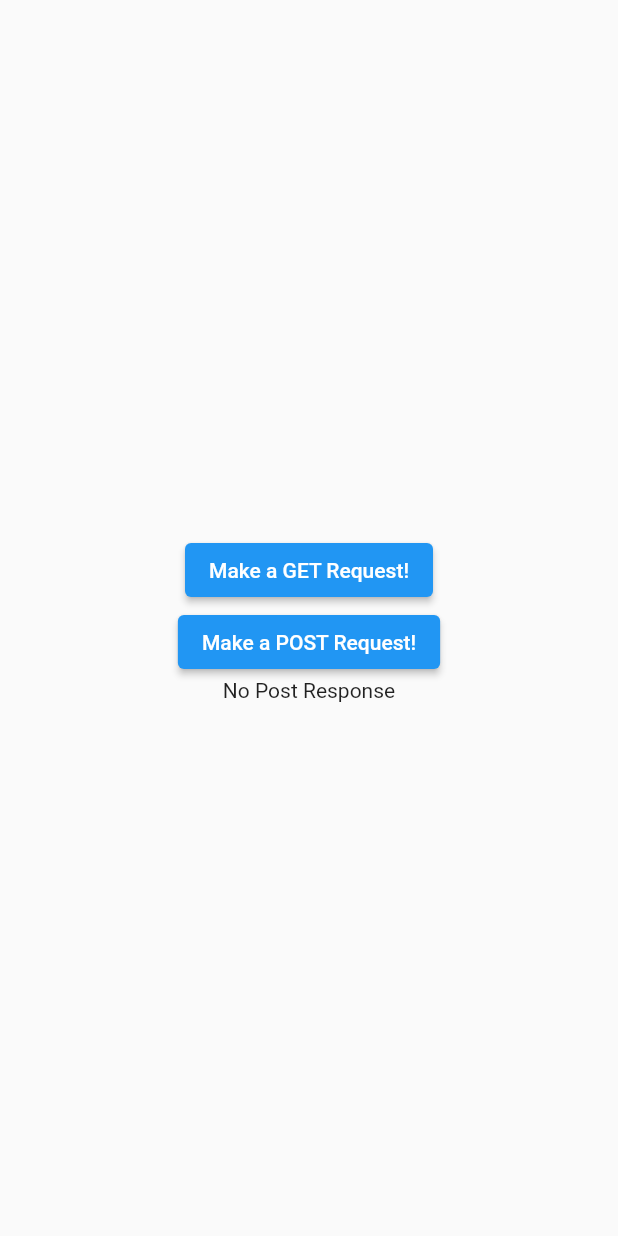
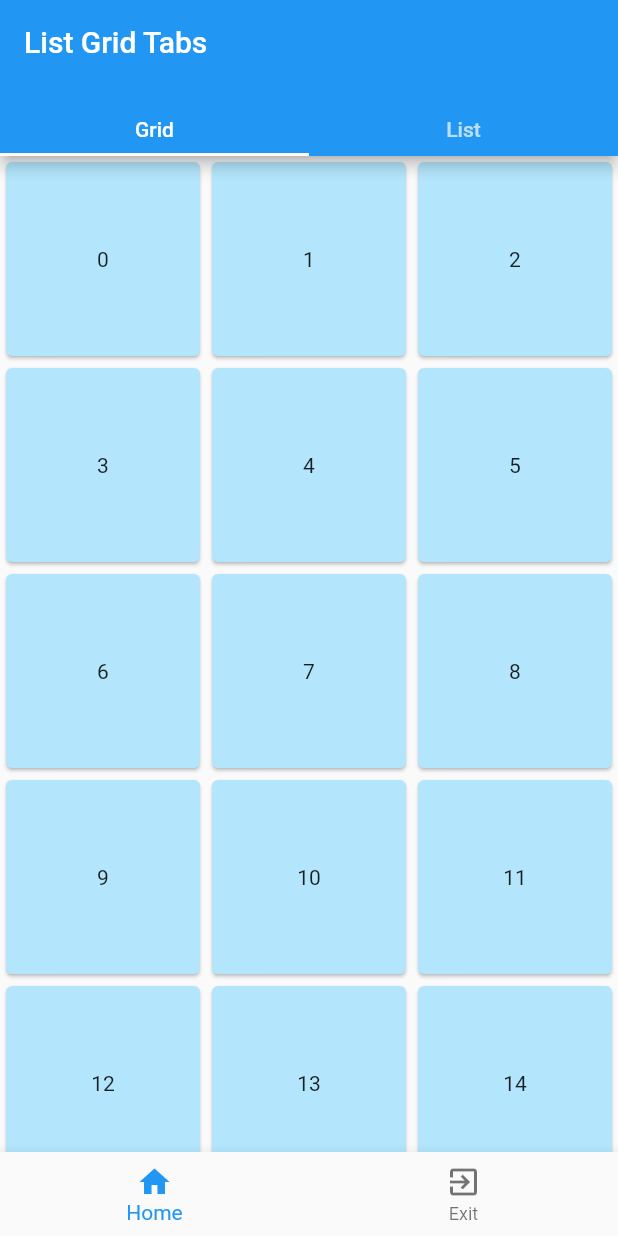
Before and after one commit to chaitanya-penjri/Trexis-Flutter-App, a Flutter app: the screen it shows after launch, on a phone screen of 412 x 824 dp. Run offline on Flutter 3.47's test engine with Material 2 defaults, Android fonts, the phone set to English and light mode, and no system bars; our stand-ins replace google_fonts, shared_preferences.

Commit message:
# learnt about lists, listview and grids, gridview

```diff
--- /dev/null
+++ b/lib/list_grid_tabs_page.dart
@@ -0,0 +1,105 @@
+import 'package:flutter/material.dart';
+
+class ListGridTabsPage extends StatefulWidget {
+  const ListGridTabsPage({Key? key}) : super(key: key);
+
+  @override
+  State<ListGridTabsPage> createState() => _ListGridTabsPageState();
+}
+
+class _ListGridTabsPageState extends State<ListGridTabsPage> {
+  var bottomTabIndex = 0;
+
+  @override
+  Widget build(BuildContext context) {
+    return DefaultTabController(
+        length: 2,
+        child: Scaffold(
+          appBar: AppBar(
+            title: Text('List Grid Tabs'),
+            bottom: TabBar(
+              tabs: [
+                Padding(
+                  padding: const EdgeInsets.all(8.0),
+                  child: Text('Grid'),
+                ),
+                Padding(
+                  padding: const EdgeInsets.all(8.0),
+                  child: Text('List'),
+                )
+              ],
+              onTap: (index) {
+                print(index);
+              },
+            ),
+          ),
+          body: TabBarView(
+            children: [_contentGridView(), _contentListView()],
+          ),
+          bottomNavigationBar: BottomNavigationBar(
+            onTap: (index) {
+              setState(() {
+                bottomTabIndex = index;
+              });
+            },
+            currentIndex: bottomTabIndex,
+            items: [
+              BottomNavigationBarItem(
+                icon: Icon(Icons.home),
+                label: 'Home',
+              ),
+              BottomNavigationBarItem(
+                icon: Icon(Icons.exit_to_app),
+                label: 'Exit',
+              ),
+            ],
+          ),
+        ));
+  }
+
+  Widget _contentListView() {
+    return ListView.builder(
+      itemCount: 44,
+      itemBuilder: (context, index) => Card(
+        color: Colors.lightGreen[100],
+        child: ListTile(
+          title: _getListTileTitle(index + 1),
+        ),
+      ),
+    );
+  }
+
+  Widget _getListTileTitle(int index) {
+    var text = "";
+
+    switch (index % 10) {
+      case 1:
+        text = " st";
+        break;
+      case 2:
+        text = " nd";
+        break;
+      case 3:
+        text = " rd";
+        break;
+      default:
+        text = " th";
+    }
+    if (index >= 11 && index <= 13) {
+      text = " th";
+    }
+
+    return Text("${index}$text Item");
+  }
+
+  Widget _contentGridView() {
+    return GridView.builder(
+      gridDelegate:
+          SliverGridDelegateWithFixedCrossAxisCount(crossAxisCount: 3),
+      itemCount: 18,
+      itemBuilder: (context, index) => Card(
+          color: Colors.lightBlue[100],
+          child: GridTile(child: Center(child: Text(index.toString())))),
+    );
+  }
+}
--- a/lib/main.dart
+++ b/lib/main.dart
@@ -1,5 +1,6 @@
 import 'package:flutter/material.dart';
 import 'package:flutter_trexis_app/job_home_page.dart';
+import 'package:flutter_trexis_app/list_grid_tabs_page.dart';
 import 'package:flutter_trexis_app/login_page.dart';
 import 'package:flutter_trexis_app/user_preferences_page.dart';
 import 'package:flutter_trexis_app/users_list_network_page.dart';
@@ -15,7 +16,7 @@ class TrexisApp extends StatelessWidget {
   Widget build(BuildContext context) {
     return MaterialApp(
       debugShowCheckedModeBanner: false,
-      home: UsersListPage(),
+      home: ListGridTabsPage(),
     );
   }
 }
```
